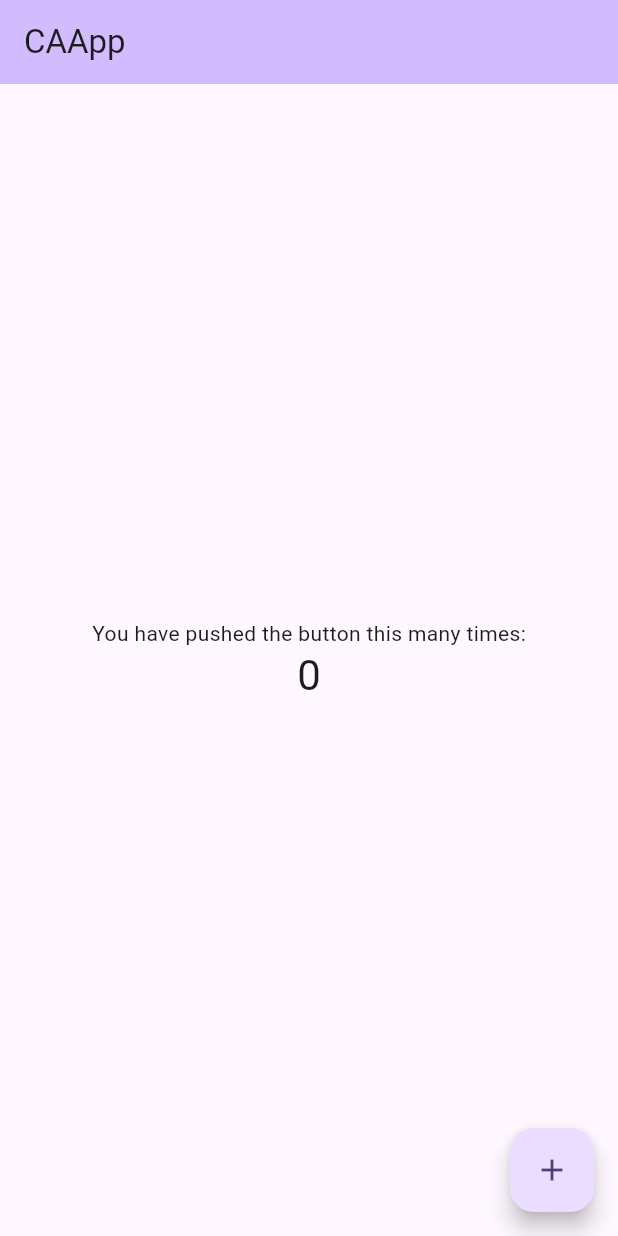
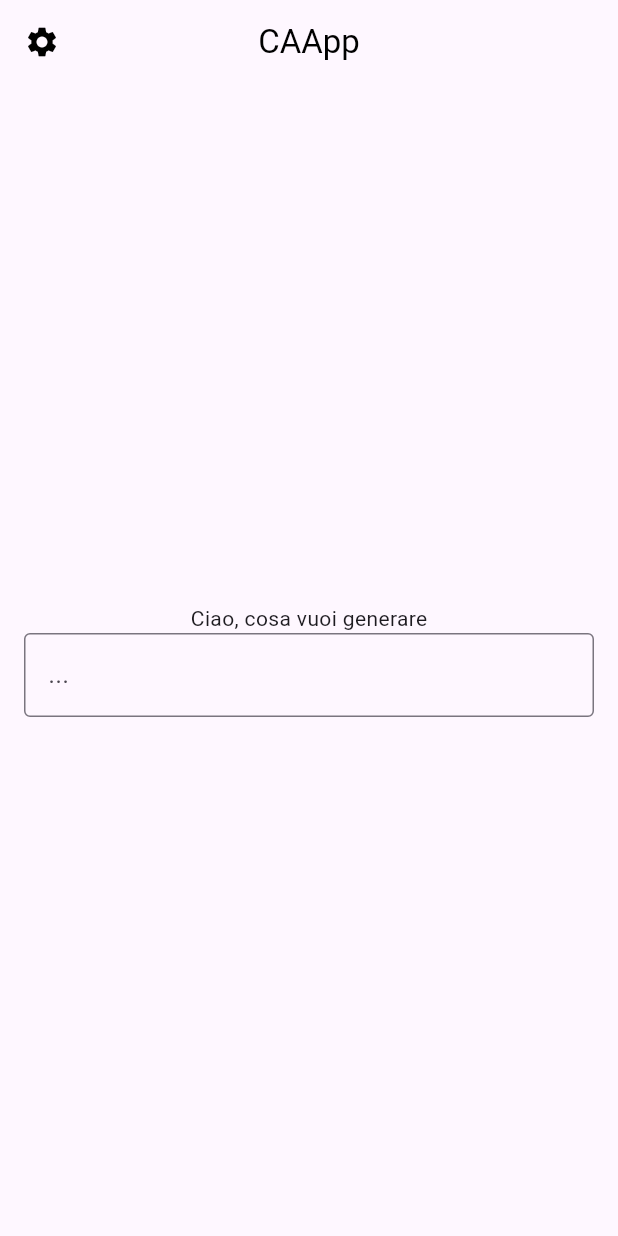
Before and after one commit to olegbilovus/emad_client, a Flutter app: the screen it shows after launch, on a phone screen of 412 x 824 dp. Run offline on Flutter 3.47's test engine with Material 3 defaults, Android fonts, the phone set to English and light mode, and no system bars; our stand-ins replace connectivity_plus, get, lottie.

Commit message:
Creazione scheletro app

```diff
--- a/lib/main.dart
+++ b/lib/main.dart
@@ -1,5 +1,6 @@
 import 'package:emad_client/dependency_injection.dart';
 import 'package:emad_client/screens/no_connection.dart';
+import 'package:emad_client/widget/custom_appbar.dart';
 import 'package:flutter/material.dart';
 import 'package:get/get.dart';
 
@@ -46,40 +47,28 @@ class MyHomePage extends StatefulWidget {
 }
 
 class _MyHomePageState extends State<MyHomePage> {
-  int _counter = 0;
-
-  void _incrementCounter() {
-    setState(() {
-      _counter++;
-    });
-  }
-
   @override
   Widget build(BuildContext context) {
     return Scaffold(
-      appBar: AppBar(
-        backgroundColor: Theme.of(context).colorScheme.inversePrimary,
-        title: Text(widget.title),
-      ),
+      appBar: const CustomAppbar(),
       body: Center(
-        child: Column(
-          mainAxisAlignment: MainAxisAlignment.center,
-          children: <Widget>[
-            const Text(
-              'You have pushed the button this many times:',
-            ),
-            Text(
-              '$_counter',
-              style: Theme.of(context).textTheme.headlineMedium,
-            ),
-          ],
+        child: Padding(
+          padding: const EdgeInsets.symmetric(horizontal: 16.0),
+          child: Column(
+            mainAxisAlignment: MainAxisAlignment.center,
+            crossAxisAlignment: CrossAxisAlignment.center,
+            children: [
+              Text("Ciao, cosa vuoi generare"),
+              TextField(
+                decoration: InputDecoration(
+                  border: OutlineInputBorder(),
+                  hintText: '...',
+                ),
+              )
+            ],
+          ),
         ),
       ),
-      floatingActionButton: FloatingActionButton(
-        onPressed: _incrementCounter,
-        tooltip: 'Increment',
-        child: const Icon(Icons.add),
-      ), // This trailing comma makes auto-formatting nicer for build methods.
     );
   }
 }
--- /dev/null
+++ b/lib/widget/custom_appbar.dart
@@ -0,0 +1,29 @@
+import 'package:flutter/material.dart';
+
+class CustomAppbar extends StatelessWidget implements PreferredSizeWidget {
+  const CustomAppbar({super.key});
+
+  @override
+  Widget build(BuildContext context) {
+    return AppBar(
+      leading: IconButton(
+        onPressed: () {
+          // Vai ad impostazioni
+        },
+        icon: const Icon(
+          Icons.settings,
+          color: Colors.black,
+        ),
+      ),
+      title: const Text(
+        "CAApp",
+        style: TextStyle(color: Colors.black),
+      ),
+      centerTitle:
+          true, // Impostazione per un'ulteriore assicurazione della centratura
+    );
+  }
+
+  @override
+  Size get preferredSize => const Size.fromHeight(kToolbarHeight);
+}
```
Also changed, not shown: 1 other file.
